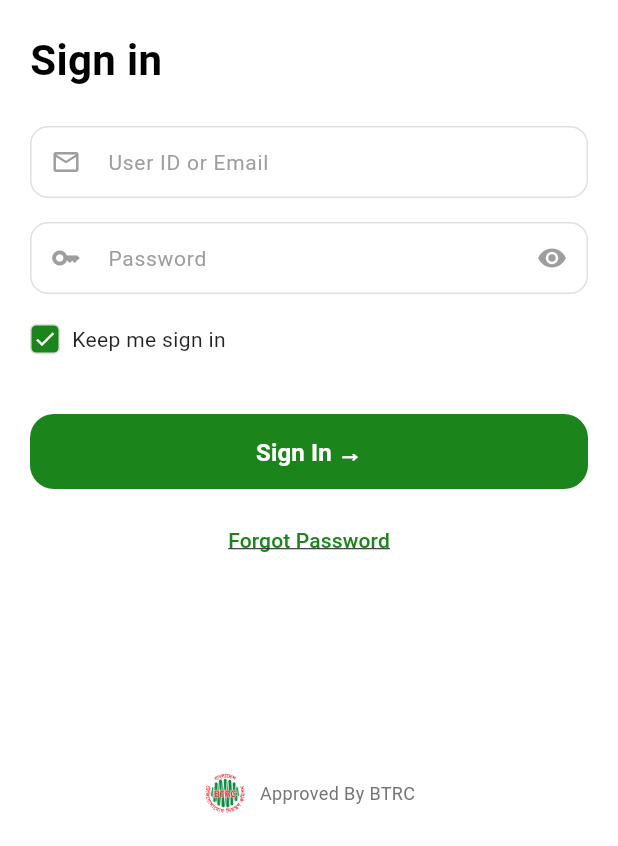
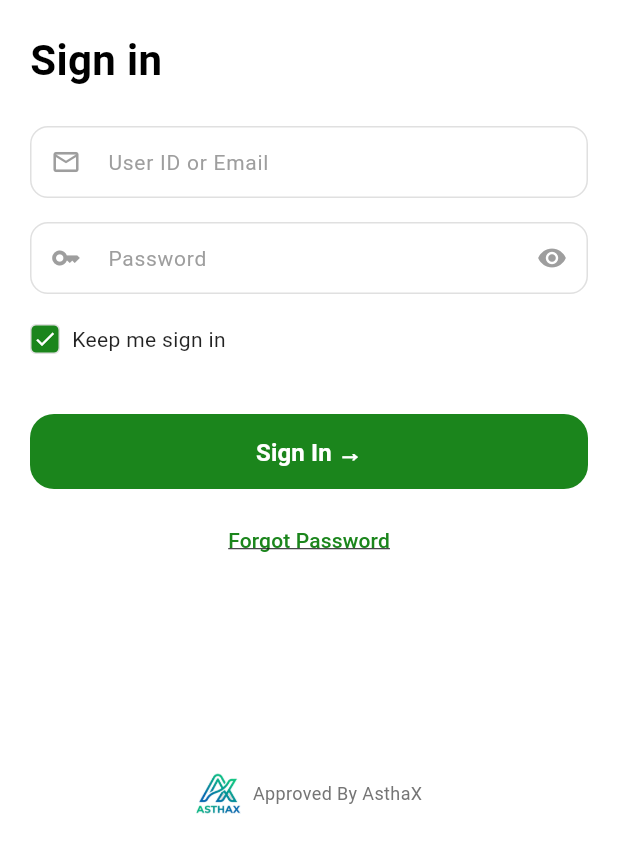
Before and after one commit to shawonhowlader666/Gps-Tracking, a Flutter app: the screen it shows after launch, on a phone screen of 412 x 824 dp, the part 390-1236 px from its top. Run offline on Flutter 3.47's test engine with Material 3 defaults, Android fonts, the phone set to English and light mode, and no system bars; drawn by our look-alikes of overlay_support; our stand-ins replace auto_size_text, cached_network_image, carousel_slider, cloud_firestore, firebase_core, firebase_messaging and 23 more; missing offline and left inert: google_maps_cluster_manager, json_path, label_marker, marquee_widget, syncfusion_flutter_pdf, syncfusion_flutter_pdfviewer and 2 more; accounts and stored records are empty.

Commit message:
Update login page bottom branding to AsthaX for Orbit GPS

```diff
--- a/lib/screens/login.dart
+++ b/lib/screens/login.dart
@@ -777,13 +777,13 @@
           mainAxisSize: MainAxisSize.min,
           children: [
             Image.asset(
-              'images/btrc.png',
+              'images/asthax.png',
               height: 30,
               width: 30,
             ),
             const SizedBox(width: 8),
             Text(
-              'Approved By BTRC',
+              'Approved By AsthaX',
               style: TextStyle(
                 fontSize: 12,
                 color: Colors.grey[600],
```
Also changed, not shown: images/asthax.png (added).
